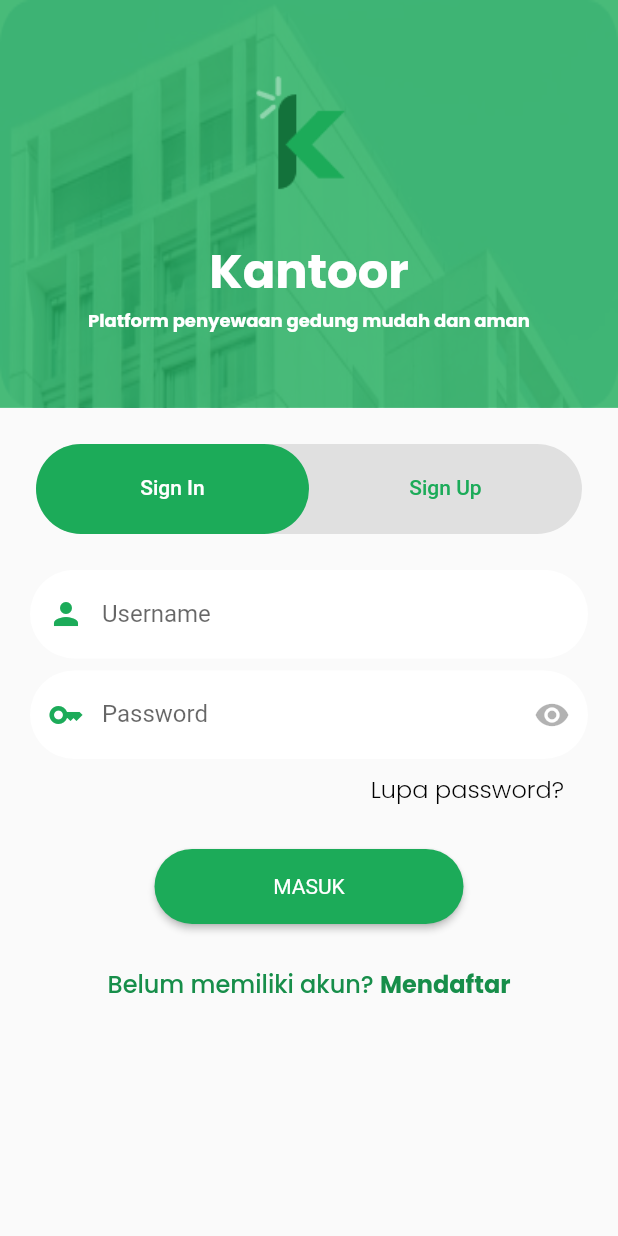
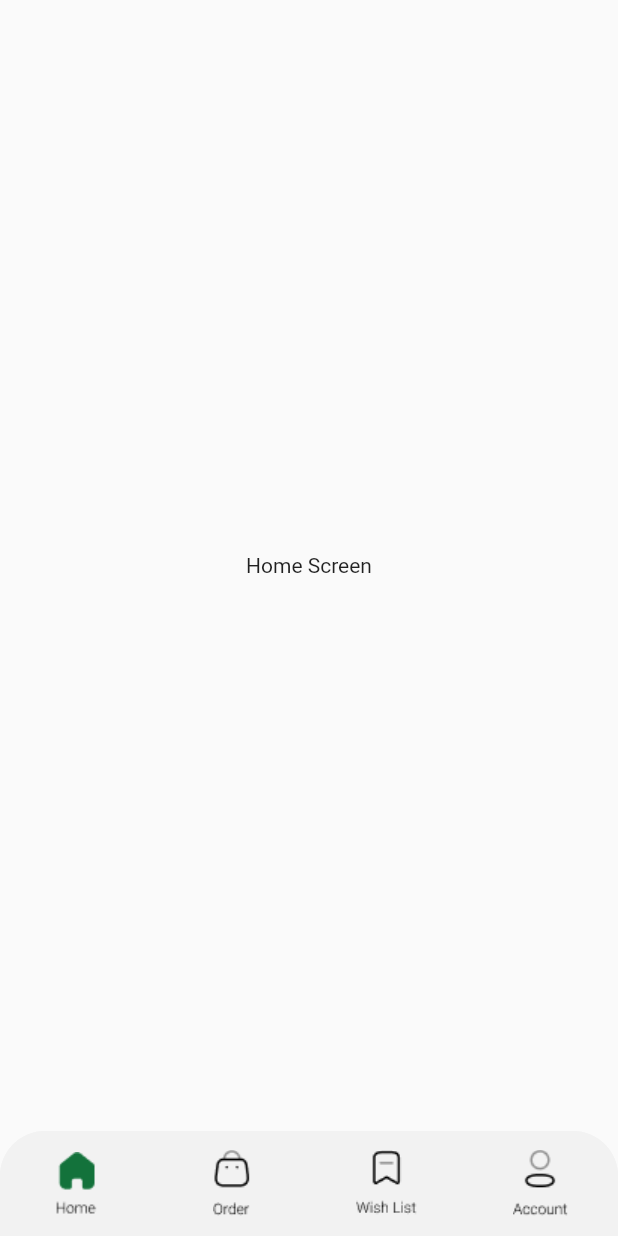
Before and after one commit to 45-Office-Booking-System/mobile-app, a Flutter app: the screen it shows after launch, after a tap on "Get Started", after a tap on "MASUK", on a phone screen of 412 x 824 dp. Run offline on Flutter 3.47's test engine with Material 2 defaults, Android fonts, the phone set to English and light mode, and no system bars; our stand-ins replace google_fonts, shared_preferences.

Commit message:
create bottom navbar

```diff
--- a/kantoor_app/lib/main.dart
+++ b/kantoor_app/lib/main.dart
@@ -1,6 +1,8 @@
 import 'package:flutter/material.dart';
 import 'package:kantoor_app/screens/auth/auth_screen.dart';
 import 'package:kantoor_app/screens/onboarding/onboarding_screen.dart';
+import 'package:kantoor_app/viewModels/screen_index_value.dart';
+import 'package:provider/provider.dart';
 import 'package:shared_preferences/shared_preferences.dart';
 
 Future<void> main() async {
@@ -20,13 +22,20 @@ class MyApp extends StatelessWidget {
 
   @override
   Widget build(BuildContext context) {
-    return MaterialApp(
-      debugShowCheckedModeBanner: false,
-      title: 'Kantoor App',
-      theme: ThemeData(
-        primarySwatch: Colors.green,
+    return MultiProvider(
+      providers: [
+        ChangeNotifierProvider(
+          create: (context) => ScreenIndexProvider(),
+        ),
+      ],
+      child: MaterialApp(
+        debugShowCheckedModeBanner: false,
+        title: 'Kantoor App',
+        theme: ThemeData(
+          primarySwatch: Colors.green,
+        ),
+        home: skipAuth ? const AuthScreen() : const OnboardingScreen(),
       ),
-      home: skipAuth ? const AuthScreen() : const OnboardingScreen(),
     );
   }
 }
--- a/kantoor_app/lib/screens/auth/sign_in_screen.dart
+++ b/kantoor_app/lib/screens/auth/sign_in_screen.dart
@@ -1,6 +1,7 @@
 import 'package:flutter/material.dart';
 import 'package:kantoor_app/screens/auth/widgets/auth_button.dart';
 import 'package:kantoor_app/screens/auth/widgets/auth_textfield.dart';
+import 'package:kantoor_app/screens/main/main_screen.dart';
 import 'package:kantoor_app/utils/theme.dart';
 
 class SignInScreen extends StatefulWidget {
@@ -93,7 +94,26 @@ class _SignInScreenState extends State<SignInScreen> {
               authButton(
                 context: context,
                 isLogin: true,
-                onTap: () {},
+                onTap: () {
+                  Navigator.of(context).push(
+                    PageRouteBuilder(
+                      pageBuilder: (context, animation, secondaryAnimation) {
+                        return const MainScreen();
+                      },
+                      transitionsBuilder: (context, animation, secondaryAnimation, child) {
+                        const begin = Offset(0.0, 1.0);
+                        const end = Offset.zero;
+                        final tween = Tween(begin: begin, end: end);
+                        final offsetAnimation = animation.drive(tween);
+                        return SlideTransition(
+                          position: offsetAnimation,
+                          child: child,
+                        );
+                      },
+                      transitionDuration: const Duration(milliseconds: 500),
+                    ),
+                  );
+                },
               ),
               const SizedBox(
                 height: 8.0,
--- /dev/null
+++ b/kantoor_app/lib/screens/main/account/account_screen.dart
@@ -0,0 +1,19 @@
+import 'package:flutter/material.dart';
+
+class AccountScreen extends StatefulWidget {
+  const AccountScreen({Key? key}) : super(key: key);
+
+  @override
+  State<AccountScreen> createState() => _AccountScreenState();
+}
+
+class _AccountScreenState extends State<AccountScreen> {
+  @override
+  Widget build(BuildContext context) {
+    return const Scaffold(
+      body: Center(
+        child: Text('Account Screen'),
+      ),
+    );
+  }
+}
--- /dev/null
+++ b/kantoor_app/lib/screens/main/bottom_navbar.dart
@@ -0,0 +1,89 @@
+import 'package:flutter/material.dart';
+import 'package:kantoor_app/utils/theme.dart';
+import 'package:kantoor_app/viewModels/screen_index_value.dart';
+
+class BottomNavBar extends StatefulWidget {
+  final List<String> selectedItemIcon;
+  final List<String> unselectedItemIcon;
+  final ScreenIndexProvider manager;
+
+  const BottomNavBar({
+    Key? key,
+    required this.selectedItemIcon,
+    required this.unselectedItemIcon,
+    required this.manager,
+  }) : super(key: key);
+
+  @override
+  State<BottomNavBar> createState() => _BottomNavBarState();
+}
+
+class _BottomNavBarState extends State<BottomNavBar> {
+  List<String> _selectedItemIcon = [];
+  List<String> _unselectedItemIcon = [];
+
+  @override
+  void initState() {
+    super.initState();
+    _selectedItemIcon = widget.selectedItemIcon;
+    _unselectedItemIcon = widget.unselectedItemIcon;
+  }
+
+  @override
+  Widget build(BuildContext context) {
+    List<Widget> _navBarItems = [];
+
+    for (int i = 0; i < 4; i++) {
+      _navBarItems.add(
+        bottomNavBarItem(
+          _selectedItemIcon[i],
+          _unselectedItemIcon[i],
+          i,
+        ),
+      );
+    }
+
+    return Container(
+      decoration: const BoxDecoration(
+        color: navbarColor,
+        borderRadius: BorderRadius.vertical(top: Radius.circular(30.0)),
+      ),
+      child: Row(
+        mainAxisSize: MainAxisSize.max,
+        mainAxisAlignment: MainAxisAlignment.spaceAround,
+        children: _navBarItems,
+      ),
+    );
+  }
+
+  Widget bottomNavBarItem(activeIcon, inactiveIcon, index) {
+    final currentIndex = widget.manager.index;
+    return GestureDetector(
+      onTap: () {
+        widget.manager.setCurrentIndex(index);
+      },
+      child: Container(
+        height: 70,
+        width: MediaQuery.of(context).size.width / _selectedItemIcon.length,
+        decoration: const BoxDecoration(
+          color: navbarColor,
+          borderRadius: BorderRadius.vertical(top: Radius.circular(30.0)),
+        ),
+        child: Padding(
+          padding: const EdgeInsets.all(8.0),
+          child: currentIndex == index
+              ? Image.asset(
+                  activeIcon,
+                  width: 22,
+                  height: 22,
+                )
+              : Image.asset(
+                  inactiveIcon,
+                  width: 22,
+                  height: 22,
+                ),
+        ),
+      ),
+    );
+  }
+}
--- /dev/null
+++ b/kantoor_app/lib/screens/main/home/home_screen.dart
@@ -0,0 +1,19 @@
+import 'package:flutter/material.dart';
+
+class HomeScreen extends StatefulWidget {
+  const HomeScreen({Key? key}) : super(key: key);
+
+  @override
+  State<HomeScreen> createState() => _HomeScreenState();
+}
+
+class _HomeScreenState extends State<HomeScreen> {
+  @override
+  Widget build(BuildContext context) {
+    return const Scaffold(
+      body: Center(
+        child: Text('Home Screen'),
+      ),
+    );
+  }
+}
--- a/kantoor_app/lib/screens/main/main_screen.dart
+++ b/kantoor_app/lib/screens/main/main_screen.dart
@@ -1,10 +1,50 @@
 import 'package:flutter/material.dart';
+import 'package:kantoor_app/screens/main/account/account_screen.dart';
+import 'package:kantoor_app/screens/main/bottom_navbar.dart';
+import 'package:kantoor_app/screens/main/home/home_screen.dart';
+import 'package:kantoor_app/screens/main/order/order_screen.dart';
+import 'package:kantoor_app/screens/main/wishlist/wishlist_screen.dart';
+import 'package:kantoor_app/viewModels/screen_index_value.dart';
+import 'package:provider/provider.dart';
 
-class MainScreen extends StatelessWidget {
+class MainScreen extends StatefulWidget {
   const MainScreen({Key? key}) : super(key: key);
 
   @override
+  State<MainScreen> createState() => _MainScreenState();
+}
+
+class _MainScreenState extends State<MainScreen> {
+  final screens = const [
+    HomeScreen(),
+    OrderScreen(),
+    WishlistScreen(),
+    AccountScreen(),
+  ];
+
+  @override
   Widget build(BuildContext context) {
-    return Container();
+    return Consumer<ScreenIndexProvider>(
+      builder: (context, manager, _) {
+        return Scaffold(
+          body: screens[manager.index],
+          bottomNavigationBar: BottomNavBar(
+            selectedItemIcon: const [
+              "assets/icons/home_active.png",
+              "assets/icons/order_active.png",
+              "assets/icons/wishlist_active.png",
+              "assets/icons/account_active.png",
+            ],
+            unselectedItemIcon: const [
+              "assets/icons/home_inactive.png",
+              "assets/icons/order_inactive.png",
+              "assets/icons/wishlist_inactive.png",
+              "assets/icons/account_inactive.png",
+            ],
+            manager: manager,
+          ),
+        );
+      },
+    );
   }
 }
--- /dev/null
+++ b/kantoor_app/lib/screens/main/order/order_screen.dart
@@ -0,0 +1,19 @@
+import 'package:flutter/material.dart';
+
+class OrderScreen extends StatefulWidget {
+  const OrderScreen({Key? key}) : super(key: key);
+
+  @override
+  State<OrderScreen> createState() => _OrderScreenState();
+}
+
+class _OrderScreenState extends State<OrderScreen> {
+  @override
+  Widget build(BuildContext context) {
+    return const Scaffold(
+      body: Center(
+        child: Text('Order Screen'),
+      ),
+    );
+  }
+}
--- /dev/null
+++ b/kantoor_app/lib/screens/main/wishlist/wishlist_screen.dart
@@ -0,0 +1,19 @@
+import 'package:flutter/material.dart';
+
+class WishlistScreen extends StatefulWidget {
+  const WishlistScreen({Key? key}) : super(key: key);
+
+  @override
+  State<WishlistScreen> createState() => _WishlistScreenState();
+}
+
+class _WishlistScreenState extends State<WishlistScreen> {
+  @override
+  Widget build(BuildContext context) {
+    return const Scaffold(
+      body: Center(
+        child: Text('Wishlist Screen'),
+      ),
+    );
+  }
+}
--- a/kantoor_app/lib/utils/theme.dart
+++ b/kantoor_app/lib/utils/theme.dart
@@ -7,6 +7,7 @@ const Color primaryColor300 = Color(0xFF68C790);
 const Color primaryColor100 = Color(0xFFB3E3C8);
 const Color colorWhite = Colors.white;
 const Color colorBlack = Colors.black;
+const Color navbarColor = Color(0xFFF2F2F2);
 
 TextStyle titleTextStyle = GoogleFonts.poppins(
   fontSize: 32,
--- /dev/null
+++ b/kantoor_app/lib/viewModels/screen_index_value.dart
@@ -0,0 +1,11 @@
+import 'package:flutter/foundation.dart';
+
+class ScreenIndexProvider extends ChangeNotifier {
+  int _index = 0;
+  int get index => _index;
+
+  void setCurrentIndex(int index) {
+    _index = index;
+    notifyListeners();
+  }
+}
--- a/kantoor_app/pubspec.yaml
+++ b/kantoor_app/pubspec.yaml
@@ -31,6 +31,7 @@ dependencies:
   flutter:
     sdk: flutter
   google_fonts: ^3.0.1
+  provider: ^6.0.3
   shared_preferences: ^2.0.15
 
 dev_dependencies:
```
Also changed, not shown: kantoor_app/pubspec.lock.
